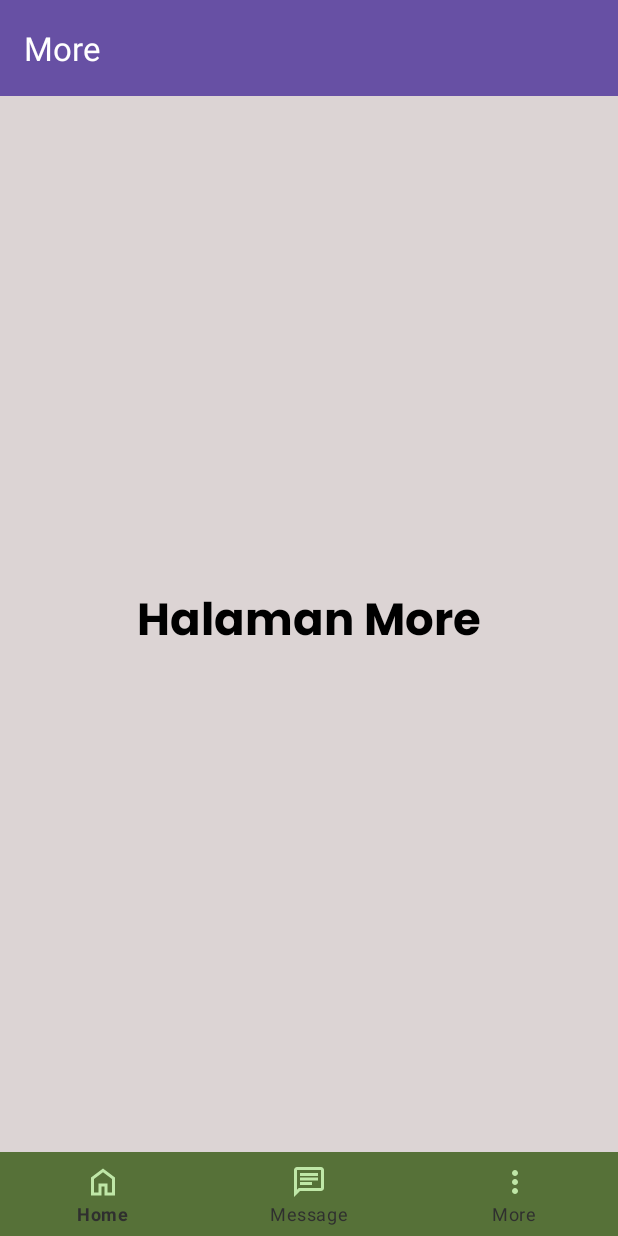
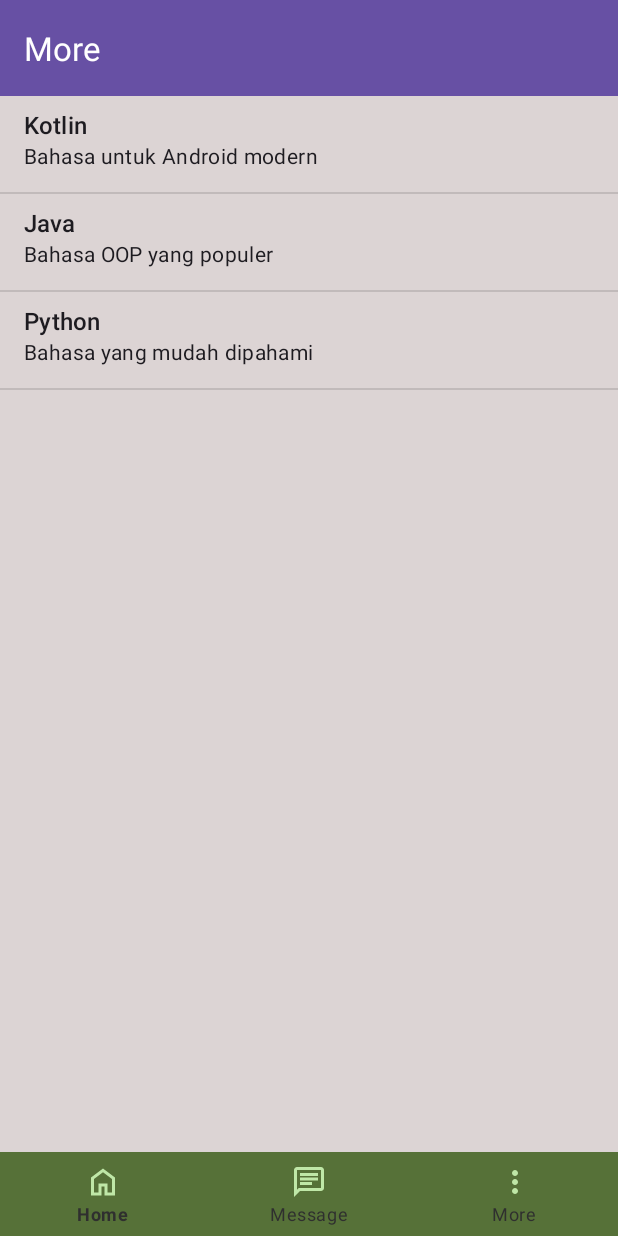
Before and after one commit to aisfitt/aisyah-venus, an Android app: the fragment MoreFragment placed in its activity, on a phone screen of 412 x 824 dp. Run offline under Robolectric (Android 15) with nearby library versions, the phone set to English and light mode, and no system bars.

Commit message:
pertemuan10 - list view

```diff
--- a/app/src/main/java/com/example/aisyah_3tif/More/MoreFragment.kt
+++ b/app/src/main/java/com/example/aisyah_3tif/More/MoreFragment.kt
@@ -5,6 +5,9 @@ import androidx.fragment.app.Fragment
 import android.view.LayoutInflater
 import android.view.View
 import android.view.ViewGroup
+import android.widget.ArrayAdapter
+import android.widget.SimpleAdapter
+import android.widget.Toast
 import androidx.appcompat.app.AppCompatActivity
 import com.example.aisyah_3tif.R
 import com.example.aisyah_3tif.databinding.FragmentMessageBinding
@@ -13,6 +16,42 @@ import com.example.aisyah_3tif.databinding.FragmentMoreBinding
 class MoreFragment : Fragment() {
     private var _binding: FragmentMoreBinding? = null
     private val binding get() = _binding!!
+
+    private val dataList = listOf(
+        "Kotlin",
+        "Java",
+        "Python",
+        "C++",
+        "JavaScript",
+        "Dart",
+        "Swift",
+        "Go",
+        "Ruby",
+        "R",
+        "PHP",
+        "C#",
+        "TypeScript",
+        "Shell",
+        "SQL",
+        "Perl",
+        "Rust",
+        "Scala",
+        "Haskell",
+        "Lua",
+        "Erlang",
+        "Prolog",
+        "Assembly",
+        "Objective-C",
+        "VBA"
+    )
+
+    //array --> title itu key, to itu array
+    private val dataListWithDesc = listOf(
+        mapOf("title" to "Kotlin", "desc" to "Bahasa untuk Android modern"),
+        mapOf("title" to "Java", "desc" to "Bahasa OOP yang populer"),
+        mapOf("title" to "Python", "desc" to "Bahasa yang mudah dipahami")
+    )
+
     override fun onCreateView(
         inflater: LayoutInflater, container: ViewGroup?,
         savedInstanceState: Bundle?
@@ -27,6 +66,31 @@ class MoreFragment : Fragment() {
         (requireActivity() as AppCompatActivity).supportActionBar?.apply {
             title = "More"
         }
+//        val adapter = ArrayAdapter(
+//            requireContext(),
+//            android.R.layout.simple_list_item_1,
+//            dataList
+//        )
+        val adapter = SimpleAdapter(
+            requireContext(),
+            dataListWithDesc,
+            android.R.layout.simple_list_item_2,
+            arrayOf("title", "desc"),
+            intArrayOf(android.R.id.text1, android.R.id.text2)
+        )
+        binding.listViewItems.adapter = adapter
+
+        // Tambahkan aksi saat item di-list diklik
+//        binding.listViewItems.setOnItemClickListener { _, _, position, _ ->
+//            val selectedItem = dataList[position]
+//            Toast.makeText(requireContext(), "Kamu memilih: $selectedItem", Toast.LENGTH_SHORT).show()
+//        }
+        binding.listViewItems.setOnItemClickListener { _, _, position, _ ->
+            val selectedItem = dataListWithDesc[position]
+            val title = selectedItem["title"]
+            val desc = selectedItem["desc"]
+            Toast.makeText(requireContext(), "Kamu memilih: $title ($desc)", Toast.LENGTH_SHORT).show()
+        }
     }
 
 }
--- a/app/src/main/res/layout/fragment_more.xml
+++ b/app/src/main/res/layout/fragment_more.xml
@@ -1,5 +1,5 @@
 <?xml version="1.0" encoding="utf-8"?>
-<androidx.constraintlayout.widget.ConstraintLayout xmlns:android="http://schemas.android.com/apk/res/android"
+<androidx.coordinatorlayout.widget.CoordinatorLayout xmlns:android="http://schemas.android.com/apk/res/android"
     xmlns:tools="http://schemas.android.com/tools"
     android:layout_width="match_parent"
     android:layout_height="match_parent"
@@ -7,26 +7,28 @@
     android:background="#DCD4D4"
     tools:context=".More.MoreFragment">
 
-    <androidx.appcompat.widget.Toolbar
-        android:id="@+id/toolbar"
+    <com.google.android.material.appbar.AppBarLayout
+        android:id="@+id/appBarLayout"
         android:layout_width="match_parent"
-        android:layout_height="?attr/actionBarSize"
-        android:background="?attr/colorPrimary"
-        app:layout_constraintTop_toTopOf="parent"
-        app:layout_scrollFlags="scroll|enterAlways"
-        app:titleTextColor="@android:color/white"
-        tools:layout_editor_absoluteX="0dp" />
+        android:layout_height="wrap_content"
+        android:theme="@style/ThemeOverlay.AppCompat.Dark.ActionBar">
 
-    <TextView
+        <androidx.appcompat.widget.Toolbar
+            android:id="@+id/toolbar"
+            android:layout_width="match_parent"
+            android:layout_height="?attr/actionBarSize"
+            android:background="?attr/colorPrimary"
+            app:layout_scrollFlags="scroll|enterAlways"
+            app:titleTextColor="@android:color/white" />
+
+    </com.google.android.material.appbar.AppBarLayout>
+
+
+    <ListView
+        android:id="@+id/listViewItems"
         android:layout_width="match_parent"
-        android:layout_height="0dp"
-        android:fontFamily="@font/poppins_bold"
-        android:gravity="center"
-        android:text="Halaman More"
-        android:textColor="@color/black"
-        android:textSize="30sp"
-        app:layout_constraintBottom_toBottomOf="parent"
-        app:layout_constraintStart_toStartOf="parent"
-        app:layout_constraintTop_toBottomOf="@+id/toolbar" />
+        android:layout_height="match_parent"
+        app:layout_behavior="@string/appbar_scrolling_view_behavior" />
 
-</androidx.constraintlayout.widget.ConstraintLayout>
+
+</androidx.coordinatorlayout.widget.CoordinatorLayout>
```
